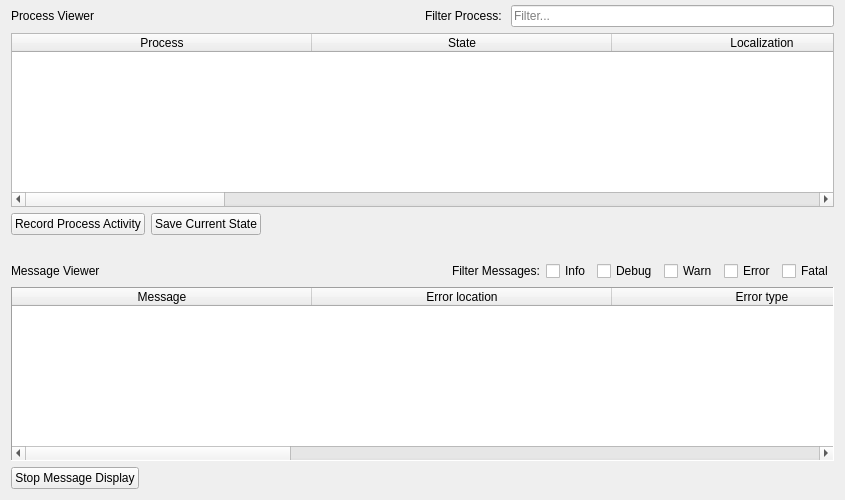
First picture: the form in human_machine_interface/src/view/ui/processmonitor.ui, repository AloshkaD/human_machine_interface, before the edit.
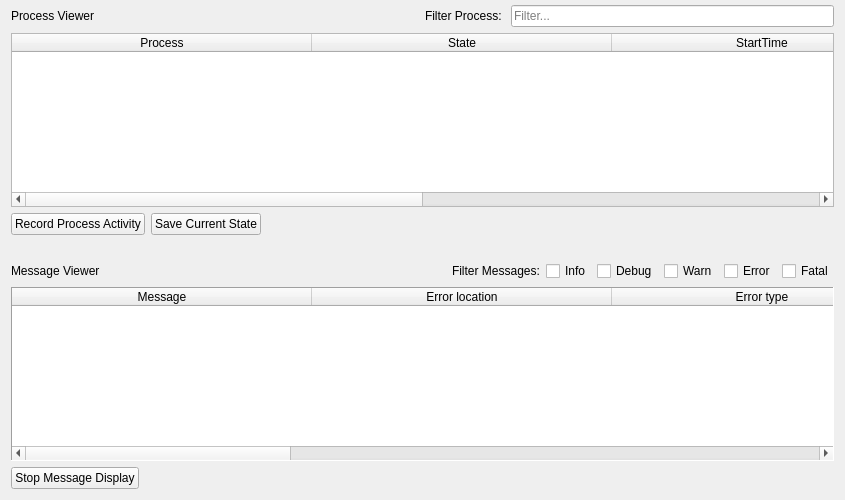
Second picture: the form after the edit. Icons and pictures are not drawn.

```diff
--- a/human_machine_interface/src/view/ui/processmonitor.ui
+++ b/human_machine_interface/src/view/ui/processmonitor.ui
@@ -337,16 +337,6 @@
        <string>State</string>
       </property>
      </column>
-     <column>
-      <property name="text">
-       <string>Localization</string>
-      </property>
-     </column>
-     <column>
-      <property name="text">
-       <string>ProcessID</string>
-      </property>
-     </column>
      <column>
       <property name="text">
        <string>StartTime</string>
@@ -357,16 +347,6 @@
        <string>EndTime</string>
       </property>
      </column>
-     <column>
-      <property name="text">
-       <string>CPU%</string>
-      </property>
-     </column>
-     <column>
-      <property name="text">
-       <string>Threads</string>
-      </property>
-     </column>
     </widget>
    </item>
   </layout>
```
